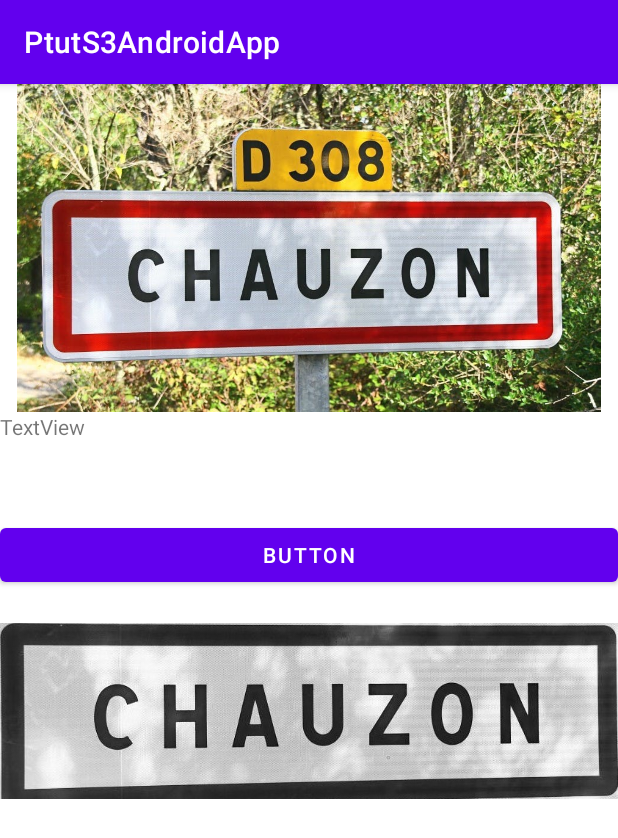
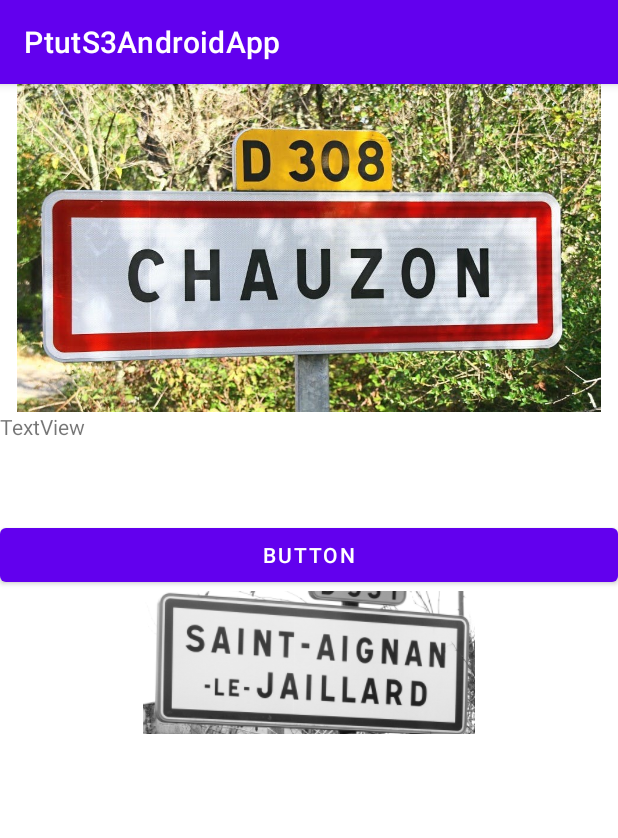
Before and after one commit to ETS-Android5/CityDex, an Android app: the screen it shows after launch (MainActivity), on a phone screen of 412 x 824 dp. Shown: the top 838 px of the screen. Run offline under Robolectric (Android 15) with nearby library versions, the phone set to English and light mode, and no system bars; libraries missing offline, so code that uses them is left out: androidx.constraintlayout.solver, org.checkerframework.checker; 1 statement that could not run was skipped.

```diff
--- a/app/src/main/java/com/example/ptuts3androidapp/MainActivity.java
+++ b/app/src/main/java/com/example/ptuts3androidapp/MainActivity.java
@@ -2,6 +2,7 @@ package com.example.ptuts3androidapp;
 
 import androidx.annotation.NonNull;
 import androidx.appcompat.app.AppCompatActivity;
+import androidx.constraintlayout.solver.widgets.Rectangle;
 import androidx.core.content.ContextCompat;
 
 import android.Manifest;
@@ -9,11 +10,14 @@ import android.content.pm.PackageManager;
 import android.graphics.Bitmap;
 import android.graphics.BitmapFactory;
 import android.graphics.Canvas;
+import android.graphics.Color;
 import android.graphics.ColorMatrix;
 import android.graphics.ColorMatrixColorFilter;
 import android.graphics.Paint;
+import android.graphics.Rect;
 import android.graphics.drawable.BitmapDrawable;
 import android.graphics.drawable.Drawable;
+import android.os.Build;
 import android.os.Bundle;
 import android.os.Environment;
 import android.util.Log;
@@ -21,6 +25,8 @@ import android.webkit.PermissionRequest;
 import android.widget.Button;
 import android.widget.ImageView;
 import android.widget.TextView;
+
+import org.checkerframework.checker.units.qual.C;
 
 import java.io.BufferedInputStream;
 import java.io.File;
@@ -53,8 +59,9 @@ public class MainActivity extends AppCompatActivity {
         textView = findViewById(R.id.textView);
         imgGray = findViewById(R.id.imgGray);
 
-        requestPermissions(new String[]{Manifest.permission.READ_EXTERNAL_STORAGE,Manifest.permission.WRITE_EXTERNAL_STORAGE},permCode);
-
+        if (Build.VERSION.SDK_INT >= Build.VERSION_CODES.M) {
+            requestPermissions(new String[]{Manifest.permission.READ_EXTERNAL_STORAGE,Manifest.permission.WRITE_EXTERNAL_STORAGE},permCode);
+        }
 
         ocr = null;
         try {
@@ -66,9 +73,9 @@ public class MainActivity extends AppCompatActivity {
         if (!dir.exists()){
             dir.mkdirs();
         }
-        File file = new File(Environment.getExternalStorageDirectory() + "/Citydex/images/image_cropcrop_ocr.jpg");
+        File file = new File(Environment.getExternalStorageDirectory() + "/Citydex/images/image_travers_crop.png");
         try {
-            copy(getAssets().open("image_cropcrop_ocr.jpg") ,file);
+            copy(getAssets().open("image_travers_crop.png") ,file);
         } catch (IOException e) {
             e.printStackTrace();
         }
@@ -76,6 +83,8 @@ public class MainActivity extends AppCompatActivity {
         Bitmap bitmap = BitmapFactory.decodeFile(file.getPath());
 
         Bitmap bitmap_gray = toGrayscale(bitmap);
+
+       // bitmap_gray = cropImage(bitmap_gray, new Rect(0,0,500,200));
 
         imgGray.setImageBitmap(bitmap_gray);
 
@@ -106,6 +115,19 @@ public class MainActivity extends AppCompatActivity {
 
     public Bitmap toGrayscale(Bitmap bmpOriginal)
     {
+
+        //Permet d'enlever les pixels de "couleurs"
+        bmpOriginal = bmpOriginal.copy(Bitmap.Config.ARGB_8888 , true);
+
+        /*for (int i = 0; i < bmpOriginal.getWidth(); i++){
+            for(int j = 0; j < bmpOriginal.getHeight(); j++){
+                    int c = bmpOriginal.getPixel(i,j);
+                    if(Color.red(c) > 100 || Color.blue(c) > 100 || Color.green(c) > 100){
+                        bmpOriginal.setPixel(i,j,Color.rgb(255,255,255));
+                    }
+            }
+        }*/
+
         int width, height;
         height = bmpOriginal.getHeight();
         width = bmpOriginal.getWidth();
@@ -121,4 +143,9 @@ public class MainActivity extends AppCompatActivity {
         return bmpGrayscale;
     }
 
+    private Bitmap cropImage(Bitmap src, Rect rect) {
+        Bitmap dest = src.createBitmap(src, rect.left, rect.top, rect.width(), rect.height());
+        return dest;
+    }
+
 }
```
Also changed, not shown: app/src/main/assets/image_travers_crop.png (added), 5 other files.
